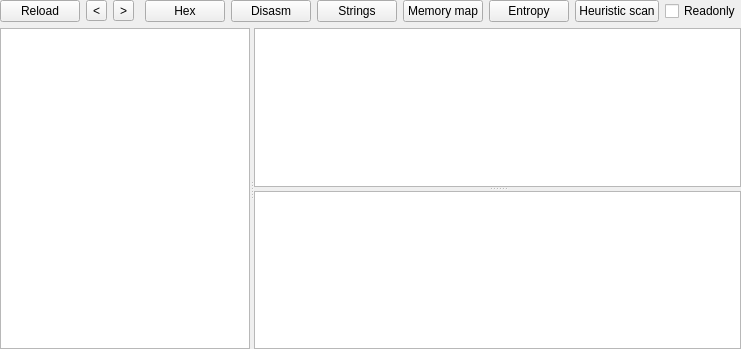
Before: the Qt Designer form PE/pewidget.ui in horsicq/FormatWidgets, drawn with Qt 5.
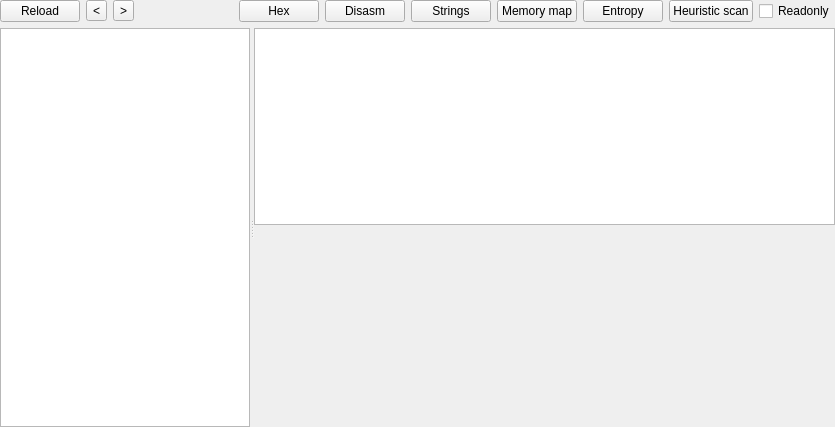
After: the same form once the commit is applied. Custom widgets are drawn as their Qt base class.

```diff
--- a/PE/pewidget.ui
+++ b/PE/pewidget.ui
@@ -9,8 +9,8 @@
    <rect>
     <x>0</x>
     <y>0</y>
-    <width>741</width>
-    <height>349</height>
+    <width>835</width>
+    <height>427</height>
    </rect>
   </property>
   <property name="windowTitle">
@@ -148,7 +148,7 @@
      </widget>
      <widget class="QStackedWidget" name="stackedWidgetInfo">
       <property name="currentIndex">
-       <number>25</number>
+       <number>29</number>
       </property>
       <widget class="QWidget" name="page_HEX">
        <layout class="QVBoxLayout" name="verticalLayout_13">
@@ -1549,6 +1549,45 @@
         </item>
        </layout>
       </widget>
+      <widget class="QWidget" name="page_Certificate">
+       <layout class="QVBoxLayout" name="verticalLayout_36">
+        <property name="leftMargin">
+         <number>0</number>
+        </property>
+        <property name="topMargin">
+         <number>0</number>
+        </property>
+        <property name="rightMargin">
+         <number>0</number>
+        </property>
+        <property name="bottomMargin">
+         <number>0</number>
+        </property>
+        <item>
+         <widget class="QTreeView" name="treeView_Certificate">
+          <property name="editTriggers">
+           <set>QAbstractItemView::NoEditTriggers</set>
+          </property>
+          <attribute name="headerVisible">
+           <bool>false</bool>
+          </attribute>
+          <attribute name="headerDefaultSectionSize">
+           <number>57</number>
+          </attribute>
+         </widget>
+        </item>
+        <item>
+         <widget class="ToolsWidget" name="widgetHex_Certificate" native="true">
+          <property name="sizePolicy">
+           <sizepolicy hsizetype="Preferred" vsizetype="Expanding">
+            <horstretch>0</horstretch>
+            <verstretch>0</verstretch>
+           </sizepolicy>
+          </property>
+         </widget>
+        </item>
+       </layout>
+      </widget>
       <widget class="QWidget" name="page_Overlay">
        <layout class="QVBoxLayout" name="verticalLayout_11">
         <property name="spacing">
```
Left out of the diff: 4 changed lines with no effect on the pictures.
